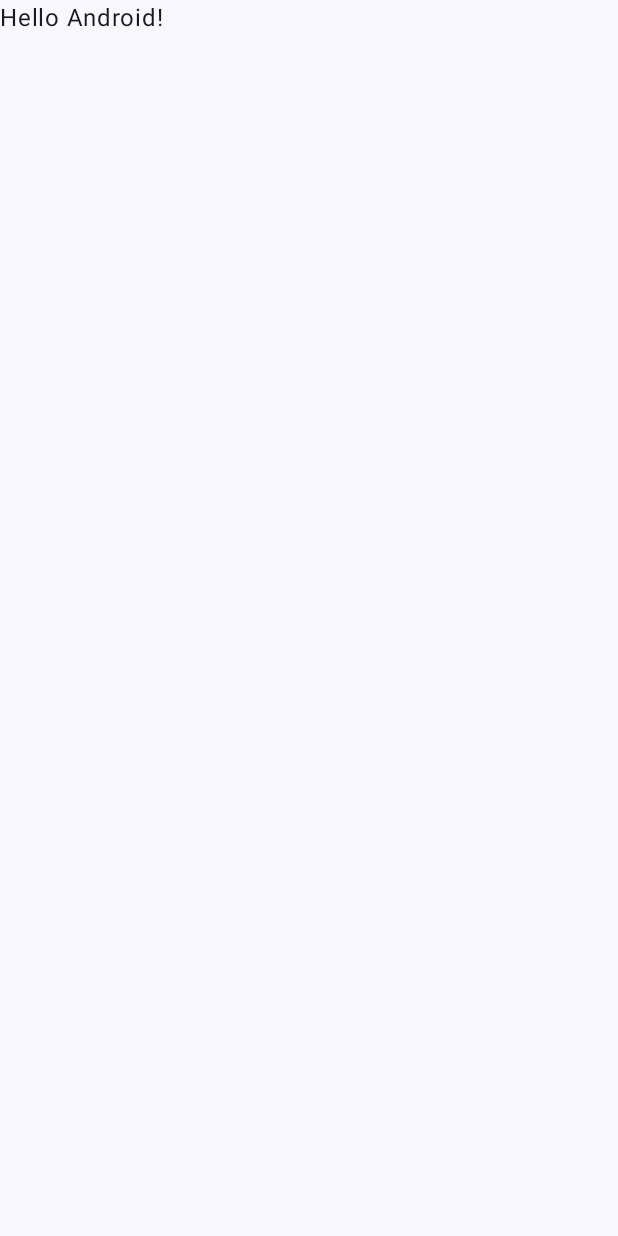
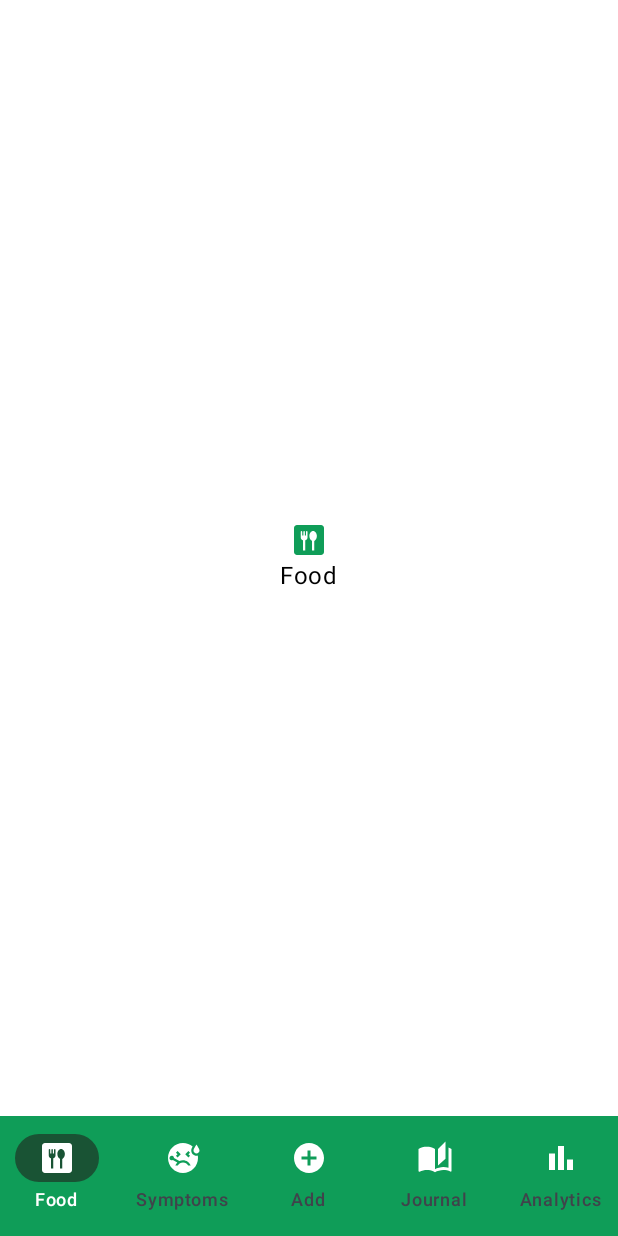
Before and after one commit to BryanLucio12/GI-Health-App, an Android app built with Jetpack Compose: the screen it shows after launch (MainActivity), on a phone screen of 412 x 824 dp. Before the commit the screen is almost empty. Run offline under Robolectric (Android 15) with nearby library versions, the phone set to English and light mode, and no system bars.

Commit message:
Update MainActivity with bottom navigation scaffold

```diff
--- a/app/src/main/java/com/example/gihealth/MainActivity.kt
+++ b/app/src/main/java/com/example/gihealth/MainActivity.kt
@@ -4,14 +4,25 @@ import android.os.Bundle
 import androidx.activity.ComponentActivity
 import androidx.activity.compose.setContent
 import androidx.activity.enableEdgeToEdge
-import androidx.compose.foundation.layout.fillMaxSize
-import androidx.compose.foundation.layout.padding
+import androidx.compose.foundation.layout.*
 import androidx.compose.material3.Scaffold
 import androidx.compose.material3.Text
-import androidx.compose.runtime.Composable
+import androidx.compose.material3.*
+import androidx.compose.runtime.*
+import androidx.compose.ui.graphics.*
 import androidx.compose.ui.Modifier
-import androidx.compose.ui.tooling.preview.Preview
 import com.example.gihealth.ui.theme.GIHealthTheme
+import androidx.navigation.NavHostController
+import androidx.navigation.compose.NavHost
+import androidx.navigation.compose.composable
+import androidx.navigation.compose.currentBackStackEntryAsState
+import androidx.navigation.compose.rememberNavController
+import com.example.gihealth.ui.screens.AddNewScreen
+import com.example.gihealth.ui.screens.AnalyticsScreen
+import com.example.gihealth.ui.screens.FoodScreen
+import com.example.gihealth.ui.screens.JournalScreen
+import com.example.gihealth.ui.screens.SymptomScreen
+import com.example.gihealth.utils.Constants
 
 class MainActivity : ComponentActivity() {
     override fun onCreate(savedInstanceState: Bundle?) {
@@ -19,10 +30,21 @@ class MainActivity : ComponentActivity() {
         enableEdgeToEdge()
         setContent {
             GIHealthTheme {
-                Scaffold(modifier = Modifier.fillMaxSize()) { innerPadding ->
-                    Greeting(
-                        name = "Android",
-                        modifier = Modifier.padding(innerPadding)
+                val navController = rememberNavController()
+                Surface(color = Color.White) {
+                    //Scaffold Component
+                    Scaffold(
+                        //Bottom navigation bar
+                        bottomBar = {
+                            BottomNavigationBar(navController = navController)
+                        },
+                        content = { padding ->
+                            //Main Navigation Container
+                            NavHostContainer(
+                                navController = navController,
+                                padding = padding
+                            )
+                        }
                     )
                 }
             }
@@ -31,17 +53,88 @@ class MainActivity : ComponentActivity() {
 }
 
 @Composable
-fun Greeting(name: String, modifier: Modifier = Modifier) {
-    Text(
-        text = "Hello $name!",
-        modifier = modifier
-    )
+fun NavHostContainer(
+    navController: NavHostController,
+    padding: PaddingValues
+) {
+    NavHost(
+        navController = navController,
+
+        // set the start destination as food screen
+        startDestination = "food",
+
+        // Set the padding provided by scaffold
+        modifier = Modifier.padding(paddingValues = padding),
+
+        builder = {
+            // route : go to food screen
+            composable("food") {
+                FoodScreen()
+            }
+            // route : go to symptom screen
+            composable("symptoms") {
+                SymptomScreen()
+            }
+            // route : go to Add New screen
+            composable("add") {
+                AddNewScreen()
+            }
+            // route : go to Journal screen
+            composable("journal") {
+                JournalScreen()
+            }
+            // route : go to Analytics screen
+            composable("analytics") {
+                AnalyticsScreen()
+            }
+        })
 }
 
-@Preview(showBackground = true)
 @Composable
-fun GreetingPreview() {
-    GIHealthTheme {
-        Greeting("Android")
+fun BottomNavigationBar(navController: NavHostController) {
+    NavigationBar(
+        // set background color of the bottom bar
+        containerColor = Color(0xFF0F9D58)) {
+
+        // observe the backstack
+        val navBackStackEntry by navController.currentBackStackEntryAsState()
+
+        // observe current route to change the icon
+        // color,label color when navigated
+        val currentRoute = navBackStackEntry?.destination?.route
+
+        // Bottom nav items we declared
+        Constants.BottomNavItems.forEach { navItem ->
+
+            // Place the bottom nav items
+            NavigationBarItem(
+
+                // it currentRoute is equal then its selected route
+                selected = currentRoute == navItem.route,
+
+                // navigate on click
+                onClick = {
+                    navController.navigate(navItem.route)
+                },
+
+                // Icon of navItem
+                icon = {
+                    Icon(imageVector = navItem.icon, contentDescription = navItem.label)
+                },
+
+                // label
+                label = {
+                    Text(text = navItem.label)
+                },
+                alwaysShowLabel = true,
+
+                colors = NavigationBarItemDefaults.colors(
+                    selectedIconColor = Color.White, // Icon color when selected
+                    unselectedIconColor = Color.White, // Icon color when not selected
+                    selectedTextColor = Color.White, // Label color when selected
+                    indicatorColor = Color(0xFF195334) // Highlight color for selected item
+                )
+            )
+        }
     }
 }
```
